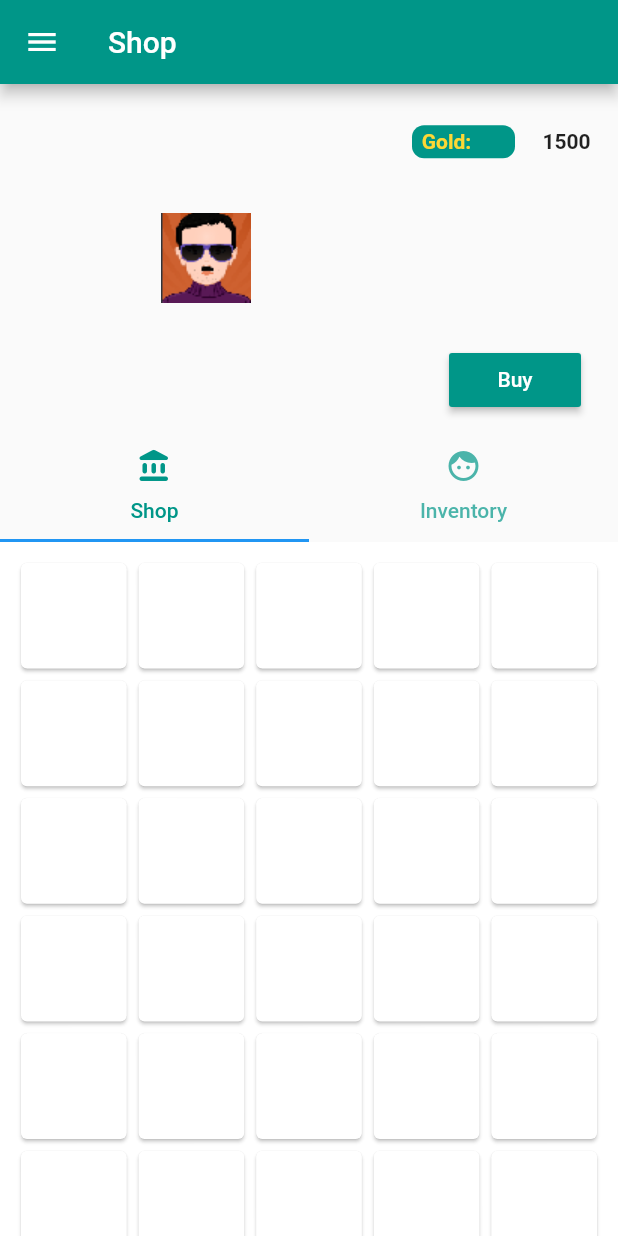
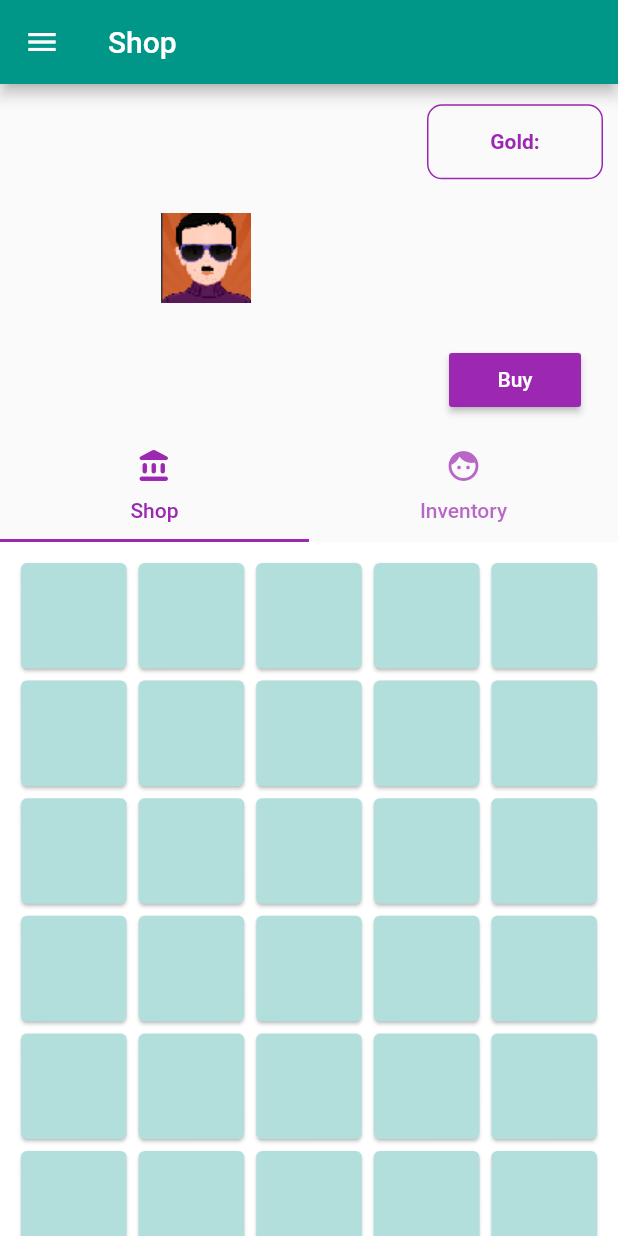
Before and after one commit to StefanTanaskovic/MathWiz, a Flutter app: the ClassListScreen screen opened directly, after a tap on "Add Class", on a phone screen of 412 x 824 dp. Run offline on Flutter 3.47's test engine with Material 2 defaults, Android fonts, the phone set to English and light mode, and no system bars; our stand-ins replace carousel_slider.

Commit message:
UI Overhaul

```diff
--- a/mathwiz_app/lib/constants.dart
+++ b/mathwiz_app/lib/constants.dart
@@ -17,8 +17,8 @@ const kPrimaryColor = Colors.teal;
 var kPrimaryLightColor = Colors.teal[100];
 
 // Secondary is Teal
-const kSeonndaryColor = Colors.purple;
-var kSeonndaryLightColor = Colors.purple[200];
+const kSecondaryColor = Colors.purple;
+var kSecondaryLightColor = Colors.purple[200];
 
 // Background is White
 const kBackgroundColor = Colors.white;
--- a/mathwiz_app/lib/views/class_list/class_list_screen.dart
+++ b/mathwiz_app/lib/views/class_list/class_list_screen.dart
@@ -17,7 +17,7 @@ class ClassListScreen extends StatelessWidget {
         title: Text('Class List'),
         backgroundColor: kPrimaryColor,
       ),
-      drawer:HamMenu(size: size),
+      drawer: HamMenu(size: size),
       body: SafeArea(
           child: Column(children: <Widget>[
         Expanded(
@@ -28,7 +28,7 @@ class ClassListScreen extends StatelessWidget {
               return Container(
                 decoration: BoxDecoration(
                   border: Border.all(
-                    color: kSeonndaryColor,
+                    color: kSecondaryColor,
                   ),
                   color: Colors.white,
                   borderRadius: BorderRadius.all(Radius.circular(20)),
@@ -38,7 +38,7 @@ class ClassListScreen extends StatelessWidget {
                     child: Text(
                   '${classList[index]}',
                   style: TextStyle(
-                      color: kSeonndaryColor, fontWeight: FontWeight.bold),
+                      color: kSecondaryColor, fontWeight: FontWeight.bold),
                 )),
               );
             },
@@ -64,6 +64,9 @@ class ClassListScreen extends StatelessWidget {
             );
           },
         ),
+        SizedBox(
+          height: size.height * 0.05,
+        ),
       ])),
     );
   }
--- a/mathwiz_app/lib/views/shop/shop_screen.dart
+++ b/mathwiz_app/lib/views/shop/shop_screen.dart
@@ -17,7 +17,7 @@ class ShopScreen extends StatelessWidget {
             title: Text('Shop'),
             backgroundColor: kPrimaryColor,
           ),
-          drawer:HamMenu(size: size),
+          drawer: HamMenu(size: size),
           body: SafeArea(
               child: Column(
             children: [
@@ -33,35 +33,28 @@ class ShopScreen extends StatelessWidget {
                       children: [
                         Expanded(
                           child: Container(
-                            //padding: EdgeInsets.symmetric(horizontal: 10),
                             alignment: Alignment.centerLeft,
                             child: Row(
                               children: [
                                 Expanded(
                                   child: Container(
                                     decoration: BoxDecoration(
-                                        color: kPrimaryColor,
-                                        borderRadius: BorderRadius.circular(8)),
-                                    padding: EdgeInsets.all(3),
+                                        border:
+                                            Border.all(color: kSecondaryColor),
+                                        borderRadius:
+                                            BorderRadius.circular(10)),
+                                    height: 50,
+                                    margin:
+                                        EdgeInsets.symmetric(horizontal: 10),
+                                    alignment: Alignment.center,
                                     child: Text(
-                                      " Gold: ",
+                                      "Gold:",
                                       style: TextStyle(
                                           fontWeight: FontWeight.bold,
-                                          color: Colors.yellow[600]),
+                                          color: kSecondaryColor),
                                     ),
                                   ),
                                 ),
-                                Expanded(
-                                  child: Container(
-                                    alignment: Alignment.center,
-                                    child: Text(
-                                      " 1500 ",
-                                      style: TextStyle(
-                                        fontWeight: FontWeight.bold,
-                                      ),
-                                    ),
-                                  ),
-                                )
                               ],
                             ),
                           ),
@@ -72,7 +65,7 @@ class ShopScreen extends StatelessWidget {
                             padding: EdgeInsets.symmetric(vertical: 10),
                             alignment: Alignment.bottomCenter,
                             child: RaisedButton(
-                              color: kPrimaryColor,
+                              color: kSecondaryColor,
                               textColor: Colors.white,
                               child: Text("Buy"),
                               onPressed: () {},
@@ -90,7 +83,8 @@ class ShopScreen extends StatelessWidget {
                   Tab(text: 'Shop', icon: Icon(Icons.account_balance_rounded)),
                   Tab(text: 'Inventory', icon: Icon(Icons.face)),
                 ],
-                labelColor: kPrimaryColor,
+                labelColor: kSecondaryColor,
+                indicatorColor: kSecondaryColor,
               ),
               Expanded(
                 flex: 2,
@@ -109,7 +103,7 @@ class ShopScreen extends StatelessWidget {
                               height: 100,
                               width: 100,
                               child: Card(
-                                color: Colors.white,
+                                color: kPrimaryLightColor,
                                 semanticContainer: true,
                                 clipBehavior: Clip.antiAliasWithSaveLayer,
                               ),
@@ -117,7 +111,25 @@ class ShopScreen extends StatelessWidget {
                           );
                         }),
                       ),
-                      Icon(Icons.backpack),
+                      GridView.count(
+                        padding: EdgeInsets.all(10),
+                        mainAxisSpacing: 0,
+                        crossAxisSpacing: 0,
+                        crossAxisCount: 5,
+                        children: List.generate(40, (index) {
+                          return Align(
+                            child: Container(
+                              height: 100,
+                              width: 100,
+                              child: Card(
+                                color: kSecondaryLightColor,
+                                semanticContainer: true,
+                                clipBehavior: Clip.antiAliasWithSaveLayer,
+                              ),
+                            ),
+                          );
+                        }),
+                      ),
                     ],
                   ),
                 ),
--- a/mathwiz_app/lib/views/signup/signup_screen.dart
+++ b/mathwiz_app/lib/views/signup/signup_screen.dart
@@ -18,7 +18,8 @@ class SignUpScreen extends StatelessWidget {
         children: <Widget>[
           Text(
             "SIGN UP WITH",
-            style: TextStyle(fontWeight: FontWeight.bold),
+            style:
+                TextStyle(fontWeight: FontWeight.bold, color: kSecondaryColor),
           ),
           Image.asset(
             "assets/images/math_logo.png",
--- a/mathwiz_app/lib/views/welcome_screen.dart
+++ b/mathwiz_app/lib/views/welcome_screen.dart
@@ -42,7 +42,7 @@ class WelcomeScreen extends StatelessWidget {
             ),
             BoxButton(
               text: "SIGN UP",
-              color: kSeonndaryLightColor,
+              color: kSecondaryLightColor,
               press: () {
                 Navigator.push(
                   context,
--- a/mathwiz_app/lib/widgets/box_button.dart
+++ b/mathwiz_app/lib/widgets/box_button.dart
@@ -11,7 +11,7 @@ class BoxButton extends StatelessWidget {
     Key key,
     this.text,
     this.press,
-    this.color = kSeonndaryColor,
+    this.color = kSecondaryColor,
     this.textColor = kBackgroundColor,
   }) : super(key: key);
 
--- a/mathwiz_app/lib/widgets/box_input_field.dart
+++ b/mathwiz_app/lib/widgets/box_input_field.dart
@@ -22,7 +22,7 @@ class BoxInputFeild extends StatelessWidget {
         decoration: InputDecoration(
           icon: Icon(
             icon,
-            color: kSeonndaryColor,
+            color: kSecondaryColor,
           ),
           hintText: hintText,
         ),
--- a/mathwiz_app/lib/widgets/box_pass_field.dart
+++ b/mathwiz_app/lib/widgets/box_pass_field.dart
@@ -22,7 +22,7 @@ class BoxPassFeild extends StatelessWidget {
             hintText: hintText,
             icon: Icon(
               Icons.lock,
-              color: kSeonndaryColor,
+              color: kSecondaryColor,
             ),
             suffixIcon: Icon(
               Icons.visibility,
--- a/mathwiz_app/lib/widgets/homework_check_homepage_box.dart
+++ b/mathwiz_app/lib/widgets/homework_check_homepage_box.dart
@@ -14,7 +14,7 @@ class HomeworkCheckHomepageBox extends StatelessWidget {
           child: ElevatedButton(
             child: Text('$i'),
             style: ElevatedButton.styleFrom(
-              primary: kSecondaryColor,
+              primary: kBackgroundColor,
               onPrimary: Colors.black,
               padding: EdgeInsets.symmetric(vertical: 20, horizontal: 40),
             ),
@@ -45,7 +45,7 @@ class HomeworkCheckHomepageBox extends StatelessWidget {
                 style: TextStyle(
                     fontWeight: FontWeight.bold,
                     fontSize: 24.0,
-                    color: Colors.white)),
+                    color: kBackgroundColor)),
             SizedBox(height: 10),
             for (var item in activtyList) Container(child: item),
           ],
```
Also changed, not shown: mathwiz_app/lib/views/homepage/homepage_student.dart (+28 -29 lines), mathwiz_app/lib/views/login/login_screen.dart (+3 -6 lines), 1 other file.
